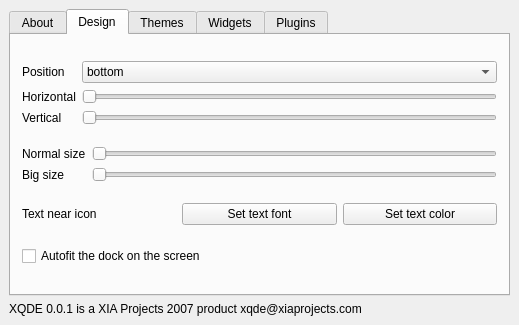
This is trunk/XQDEUIConfigurator.ui in 4myPAL/xqde as Qt 5 draws it before an edit. The edited form follows.
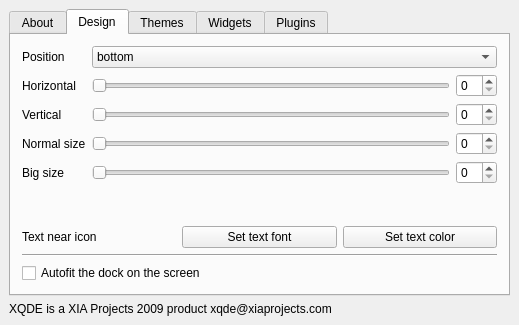
This is the edited form. The open tabs and pages were chosen to show the change.

Commit message: GUI improuvements, added number box to change dock dimension

The edit to the form file:
```diff
--- a/trunk/XQDEUIConfigurator.ui
+++ b/trunk/XQDEUIConfigurator.ui
@@ -69,66 +69,9 @@
       <attribute name="title">
        <string>Design</string>
       </attribute>
-      <layout class="QVBoxLayout">
-       <item>
-        <layout class="QGridLayout">
-         <item row="0" column="0">
-          <widget class="QLabel" name="label_3">
-           <property name="text">
-            <string>Position</string>
-           </property>
-          </widget>
-         </item>
-         <item row="0" column="1">
-          <widget class="QComboBox" name="dockposition">
-           <item>
-            <property name="text">
-             <string>bottom</string>
-            </property>
-           </item>
-           <item>
-            <property name="text">
-             <string>top</string>
-            </property>
-           </item>
-           <item>
-            <property name="text">
-             <string>left</string>
-            </property>
-           </item>
-           <item>
-            <property name="text">
-             <string>right</string>
-            </property>
-           </item>
-          </widget>
-         </item>
-         <item row="1" column="0">
-          <widget class="QLabel" name="label_7">
-           <property name="text">
-            <string>Horizontal</string>
-           </property>
-          </widget>
-         </item>
-         <item row="1" column="1">
-          <widget class="QSlider" name="dockPositionX">
-           <property name="minimum">
-            <number>16</number>
-           </property>
-           <property name="maximum">
-            <number>256</number>
-           </property>
-           <property name="singleStep">
-            <number>8</number>
-           </property>
-           <property name="pageStep">
-            <number>16</number>
-           </property>
-           <property name="orientation">
-            <enum>Qt::Horizontal</enum>
-           </property>
-          </widget>
-         </item>
+      <layout class="QGridLayout" name="gridLayout_3">
+       <item row="0" column="0">
+        <layout class="QGridLayout" name="gridLayout_2">
          <item row="2" column="0">
           <widget class="QLabel" name="label_8">
            <property name="text">
@@ -136,65 +79,14 @@
            </property>
           </widget>
          </item>
-         <item row="2" column="1">
-          <widget class="QSlider" name="dockPositionY">
-           <property name="minimum">
-            <number>16</number>
-           </property>
-           <property name="maximum">
-            <number>256</number>
-           </property>
-           <property name="singleStep">
-            <number>8</number>
-           </property>
-           <property name="pageStep">
-            <number>16</number>
-           </property>
-           <property name="value">
-            <number>16</number>
-           </property>
-           <property name="orientation">
-            <enum>Qt::Horizontal</enum>
-           </property>
-          </widget>
-         </item>
-        </layout>
-       </item>
-       <item>
-        <layout class="QGridLayout">
-         <property name="margin">
-          <number>0</number>
-         </property>
-         <property name="spacing">
-          <number>6</number>
-         </property>
-         <item row="0" column="0">
+         <item row="3" column="0">
           <widget class="QLabel" name="label">
            <property name="text">
             <string>Normal size</string>
            </property>
           </widget>
          </item>
-         <item row="0" column="1">
-          <widget class="QSlider" name="normalsize">
-           <property name="minimum">
-            <number>16</number>
-           </property>
-           <property name="maximum">
-            <number>256</number>
-           </property>
-           <property name="singleStep">
-            <number>8</number>
-           </property>
-           <property name="pageStep">
-            <number>16</number>
-           </property>
-           <property name="orientation">
-            <enum>Qt::Horizontal</enum>
-           </property>
-          </widget>
-         </item>
-         <item row="1" column="0">
+         <item row="4" column="0">
           <widget class="QLabel" name="label_2">
            <property name="text">
             <string>Big size</string>
@@ -202,6 +94,66 @@
           </widget>
          </item>
          <item row="1" column="1">
+          <widget class="QSlider" name="dockPositionX">
+           <property name="minimum">
+            <number>16</number>
+           </property>
+           <property name="maximum">
+            <number>256</number>
+           </property>
+           <property name="singleStep">
+            <number>8</number>
+           </property>
+           <property name="pageStep">
+            <number>16</number>
+           </property>
+           <property name="orientation">
+            <enum>Qt::Horizontal</enum>
+           </property>
+          </widget>
+         </item>
+         <item row="2" column="1">
+          <widget class="QSlider" name="dockPositionY">
+           <property name="minimum">
+            <number>16</number>
+           </property>
+           <property name="maximum">
+            <number>256</number>
+           </property>
+           <property name="singleStep">
+            <number>8</number>
+           </property>
+           <property name="pageStep">
+            <number>16</number>
+           </property>
+           <property name="value">
+            <number>16</number>
+           </property>
+           <property name="orientation">
+            <enum>Qt::Horizontal</enum>
+           </property>
+          </widget>
+         </item>
+         <item row="3" column="1">
+          <widget class="QSlider" name="normalsize">
+           <property name="minimum">
+            <number>16</number>
+           </property>
+           <property name="maximum">
+            <number>256</number>
+           </property>
+           <property name="singleStep">
+            <number>8</number>
+           </property>
+           <property name="pageStep">
+            <number>16</number>
+           </property>
+           <property name="orientation">
+            <enum>Qt::Horizontal</enum>
+           </property>
+          </widget>
+         </item>
+         <item row="4" column="1">
           <widget class="QSlider" name="bigsize">
            <property name="minimum">
             <number>16</number>
@@ -223,9 +175,59 @@
            </property>
           </widget>
          </item>
+         <item row="1" column="0">
+          <widget class="QLabel" name="label_7">
+           <property name="text">
+            <string>Horizontal</string>
+           </property>
+          </widget>
+         </item>
+         <item row="0" column="0">
+          <widget class="QLabel" name="label_3">
+           <property name="text">
+            <string>Position</string>
+           </property>
+          </widget>
+         </item>
+         <item row="0" column="1" colspan="2">
+          <widget class="QComboBox" name="dockposition">
+           <item>
+            <property name="text">
+             <string>bottom</string>
+            </property>
+           </item>
+           <item>
+            <property name="text">
+             <string>top</string>
+            </property>
+           </item>
+           <item>
+            <property name="text">
+             <string>left</string>
+            </property>
+           </item>
+           <item>
+            <property name="text">
+             <string>right</string>
+            </property>
+           </item>
+          </widget>
+         </item>
+         <item row="4" column="2">
+          <widget class="QSpinBox" name="spinBox_6"/>
+         </item>
+         <item row="3" column="2">
+          <widget class="QSpinBox" name="spinBox_5"/>
+         </item>
+         <item row="2" column="2">
+          <widget class="QSpinBox" name="spinBox"/>
+         </item>
+         <item row="1" column="2">
+          <widget class="QSpinBox" name="spinBox_2"/>
+         </item>
         </layout>
        </item>
-       <item>
+       <item row="2" column="0">
         <layout class="QHBoxLayout">
          <property name="spacing">
           <number>6</number>
@@ -256,13 +258,33 @@
          </item>
         </layout>
        </item>
-       <item>
+       <item row="4" column="0">
         <widget class="QCheckBox" name="autofit">
          <property name="text">
           <string>Autofit the dock on the screen</string>
          </property>
         </widget>
        </item>
+       <item row="3" column="0">
+        <widget class="Line" name="line">
+         <property name="orientation">
+          <enum>Qt::Horizontal</enum>
+         </property>
+        </widget>
+       </item>
+       <item row="1" column="0">
+        <spacer name="verticalSpacer">
+         <property name="orientation">
+          <enum>Qt::Vertical</enum>
+         </property>
+         <property name="sizeHint" stdset="0">
+          <size>
+           <width>20</width>
+           <height>40</height>
+          </size>
+         </property>
+        </spacer>
+       </item>
       </layout>
      </widget>
      <widget class="QWidget" name="tab_5">
@@ -535,7 +557,7 @@
    <item>
     <widget class="QLabel" name="label_5">
      <property name="text">
-      <string>XQDE 0.0.1 is a XIA Projects 2007 product xqde@xiaprojects.com</string>
+      <string>XQDE is a XIA Projects 2009 product xqde@xiaprojects.com</string>
      </property>
     </widget>
    </item>
```
Left out of the diff: 248 changed lines with no effect on the pictures. The commit also changes 1 other file.
